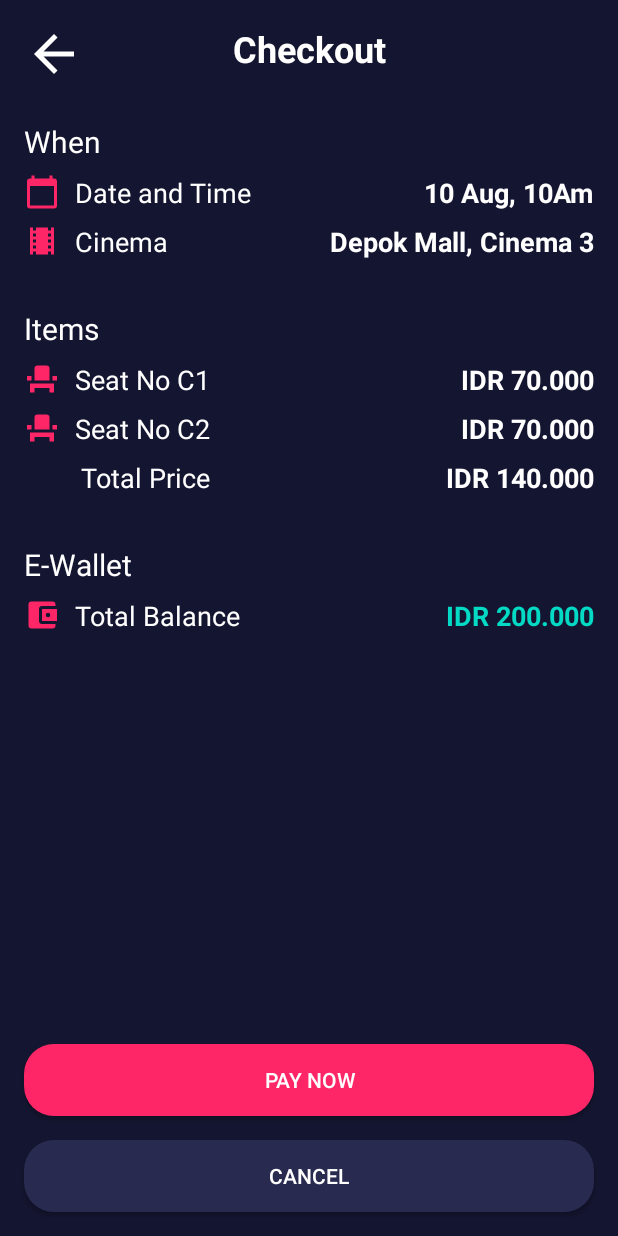
After one commit to tirwanda/tirwanda-mov, an Android app: the layout activity_checkout.xml on its own in the app's theme, with its tools: preview values and no code run, on a phone screen of 412 x 824 dp. The commit adds this screen. Run offline under Robolectric (Android 15) with nearby library versions, the phone set to English and light mode, and no system bars.

Commit message:
Create Checkout Page

```diff
--- a/app/src/main/AndroidManifest.xml
+++ b/app/src/main/AndroidManifest.xml
@@ -11,9 +11,9 @@
         android:theme="@style/Theme.Bwamov">
         <activity android:name=".DetailActivity" />
         <activity android:name=".HomeActivity" />
-        <activity android:name=".SignUpActivity" />
-        <activity android:name=".SignUpPhotoProfileActivity" />
-        <activity android:name=".SignInActivity" />
+        <activity android:name=".sign.SignUpActivity" />
+        <activity android:name=".sign.SignUpPhotoProfileActivity" />
+        <activity android:name=".sign.SignInActivity" />
         <activity android:name=".onBoarding.OnBoardingOneActivity" />
         <activity android:name=".onBoarding.OnBoardingTwoActivity" />
         <activity android:name=".onBoarding.OnBoardingThreeActivity" />
--- a/app/src/main/java/com/tirwanda/bwa_mov/SignInActivity.kt
+++ /dev/null
@@ -1,11 +0,0 @@
-package com.tirwanda.bwa_mov
-
-import androidx.appcompat.app.AppCompatActivity
-import android.os.Bundle
-
-class SignInActivity : AppCompatActivity() {
-    override fun onCreate(savedInstanceState: Bundle?) {
-        super.onCreate(savedInstanceState)
-        setContentView(R.layout.activity_sign_in)
-    }
-}
--- a/app/src/main/java/com/tirwanda/bwa_mov/SignUpPhotoProfileActivity.kt
+++ b/app/src/main/java/com/tirwanda/bwa_mov/sign/SignInActivity.kt
@@ -1,11 +1,12 @@
-package com.tirwanda.bwa_mov
+package com.tirwanda.bwa_mov.sign
 
 import androidx.appcompat.app.AppCompatActivity
 import android.os.Bundle
+import com.tirwanda.bwa_mov.R
 
-class SignUpPhotoProfileActivity : AppCompatActivity() {
+class SignInActivity : AppCompatActivity() {
     override fun onCreate(savedInstanceState: Bundle?) {
         super.onCreate(savedInstanceState)
-        setContentView(R.layout.activity_sign_up_photo_profile)
+        setContentView(R.layout.activity_sign_in)
     }
 }
--- a/app/src/main/java/com/tirwanda/bwa_mov/SignUpActivity.kt
+++ b/app/src/main/java/com/tirwanda/bwa_mov/sign/SignUpActivity.kt
@@ -1,7 +1,8 @@
-package com.tirwanda.bwa_mov
+package com.tirwanda.bwa_mov.sign
 
 import androidx.appcompat.app.AppCompatActivity
 import android.os.Bundle
+import com.tirwanda.bwa_mov.R
 
 class SignUpActivity : AppCompatActivity() {
     override fun onCreate(savedInstanceState: Bundle?) {
--- /dev/null
+++ b/app/src/main/java/com/tirwanda/bwa_mov/sign/SignUpPhotoProfileActivity.kt
@@ -0,0 +1,12 @@
+package com.tirwanda.bwa_mov.sign
+
+import androidx.appcompat.app.AppCompatActivity
+import android.os.Bundle
+import com.tirwanda.bwa_mov.R
+
+class SignUpPhotoProfileActivity : AppCompatActivity() {
+    override fun onCreate(savedInstanceState: Bundle?) {
+        super.onCreate(savedInstanceState)
+        setContentView(R.layout.activity_sign_up_photo_profile)
+    }
+}
--- /dev/null
+++ b/app/src/main/res/drawable/ic_calendar.xml
@@ -0,0 +1,9 @@
+<vector xmlns:android="http://schemas.android.com/apk/res/android"
+    android:width="24dp"
+    android:height="24dp"
+    android:viewportWidth="24"
+    android:viewportHeight="24">
+  <path
+      android:pathData="M20,3L19,3L19,1L17,1L17,3L7,3L7,1L5,1L5,3L4,3A2.006,2.006 0,0 0,2 5L2,21a2.006,2.006 0,0 0,2 2L20,23a2.006,2.006 0,0 0,2 -2L22,5A2.006,2.006 0,0 0,20 3ZM20,21L4,21L4,8L20,8Z"
+      android:fillColor="#ff2667"/>
+</vector>
--- /dev/null
+++ b/app/src/main/res/drawable/ic_movies.xml
@@ -0,0 +1,9 @@
+<vector xmlns:android="http://schemas.android.com/apk/res/android"
+    android:width="24dp"
+    android:height="24dp"
+    android:viewportWidth="24"
+    android:viewportHeight="24">
+  <path
+      android:pathData="M18,3L18,5L16,5L16,3L8,3L8,5L6,5L6,3L4,3L4,21L6,21L6,19L8,19v2h8L16,19h2v2h2L20,3ZM8,17L6,17L6,15L8,15ZM8,13L6,13L6,11L8,11ZM8,9L6,9L6,7L8,7ZM18,17L16,17L16,15h2ZM18,13L16,13L16,11h2ZM18,9L16,9L16,7h2Z"
+      android:fillColor="#ff2667"/>
+</vector>
--- /dev/null
+++ b/app/src/main/res/drawable/ic_seat.xml
@@ -0,0 +1,12 @@
+<vector xmlns:android="http://schemas.android.com/apk/res/android"
+    android:width="24dp"
+    android:height="24dp"
+    android:viewportWidth="24"
+    android:viewportHeight="24">
+  <group>
+    <clip-path android:pathData="M0,0H24V24H0Z M 0,0"/>
+    <path
+        android:pathData="M4,18v3L7,21L7,18L17,18v3h3L20,15L4,15ZM19,10h3v3L19,13ZM2,10L5,10v3L2,13ZM17,13L7,13L7,5A2.006,2.006 0,0 1,9 3h6a2.006,2.006 0,0 1,2 2Z"
+        android:fillColor="#ff2667"/>
+  </group>
+</vector>
--- /dev/null
+++ b/app/src/main/res/drawable/ic_total_balance.xml
@@ -0,0 +1,9 @@
+<vector xmlns:android="http://schemas.android.com/apk/res/android"
+    android:width="24dp"
+    android:height="24dp"
+    android:viewportWidth="24"
+    android:viewportHeight="24">
+  <path
+      android:pathData="M21,18v1a2.006,2.006 0,0 1,-2 2L5,21a2,2 0,0 1,-2 -2L3,5A2,2 0,0 1,5 3L19,3a2.006,2.006 0,0 1,2 2L21,6L12,6a2,2 0,0 0,-2 2v8a2,2 0,0 0,2 2ZM12,16L22,16L22,8L12,8ZM16,13.5A1.5,1.5 0,1 1,17.5 12,1.5 1.5,0 0,1 16,13.5Z"
+      android:fillColor="#ff2667"/>
+</vector>
--- /dev/null
+++ b/app/src/main/res/layout/activity_checkout.xml
@@ -0,0 +1,260 @@
+<?xml version="1.0" encoding="utf-8"?>
+<androidx.constraintlayout.widget.ConstraintLayout xmlns:android="http://schemas.android.com/apk/res/android"
+    xmlns:app="http://schemas.android.com/apk/res-auto"
+    xmlns:tools="http://schemas.android.com/tools"
+    android:layout_width="match_parent"
+    android:layout_height="match_parent"
+    android:background="@color/color_dark_blue"
+    tools:context=".onBoarding.OnBoardingOneActivity">
+
+    <TextView
+        android:id="@+id/tvItems"
+        android:layout_width="wrap_content"
+        android:layout_height="wrap_content"
+        android:layout_marginStart="16dp"
+        android:layout_marginTop="32dp"
+        android:text="@string/items"
+        android:textColor="@color/color_white"
+        android:textSize="20sp"
+        app:layout_constraintStart_toStartOf="parent"
+        app:layout_constraintTop_toBottomOf="@+id/tvCinema" />
+
+    <TextView
+        android:id="@+id/tvEWallet"
+        android:layout_width="wrap_content"
+        android:layout_height="wrap_content"
+        android:layout_marginStart="16dp"
+        android:layout_marginTop="32dp"
+        android:text="@string/e_wallet"
+        android:textColor="@color/color_white"
+        android:textSize="20sp"
+        app:layout_constraintStart_toStartOf="parent"
+        app:layout_constraintTop_toBottomOf="@+id/tvTotalPrice" />
+
+    <TextView
+        android:id="@+id/tvSeat1"
+        android:layout_width="wrap_content"
+        android:layout_height="wrap_content"
+        android:layout_marginStart="16dp"
+        android:layout_marginTop="8dp"
+        android:drawablePadding="10dp"
+        android:text="@string/seat_no_c1"
+        android:textColor="@color/color_white"
+        android:textSize="18sp"
+        app:drawableLeftCompat="@drawable/ic_seat"
+        app:layout_constraintStart_toStartOf="parent"
+        app:layout_constraintTop_toBottomOf="@+id/tvItems" />
+
+    <TextView
+        android:id="@+id/tvSeat2"
+        android:layout_width="wrap_content"
+        android:layout_height="wrap_content"
+        android:layout_marginStart="16dp"
+        android:layout_marginTop="8dp"
+        android:drawablePadding="10dp"
+        android:text="@string/seat_no_c2"
+        android:textColor="@color/color_white"
+        android:textSize="18sp"
+        app:drawableLeftCompat="@drawable/ic_seat"
+        app:layout_constraintStart_toStartOf="parent"
+        app:layout_constraintTop_toBottomOf="@+id/tvSeat1" />
+
+    <TextView
+        android:id="@+id/tvTotalBalance"
+        android:layout_width="wrap_content"
+        android:layout_height="wrap_content"
+        android:layout_marginStart="16dp"
+        android:layout_marginTop="8dp"
+        android:drawablePadding="10dp"
+        android:text="@string/total_balance"
+        android:textColor="@color/color_white"
+        android:textSize="18sp"
+        app:drawableLeftCompat="@drawable/ic_total_balance"
+        app:layout_constraintStart_toStartOf="parent"
+        app:layout_constraintTop_toBottomOf="@+id/tvEWallet" />
+
+    <TextView
+        android:id="@+id/tvPriceSeat1"
+        android:layout_width="wrap_content"
+        android:layout_height="wrap_content"
+        android:layout_marginEnd="16dp"
+        android:text="@string/idr_70_000"
+        android:textColor="@color/color_white"
+        android:textSize="18sp"
+        android:textStyle="bold"
+        app:layout_constraintEnd_toEndOf="parent"
+        app:layout_constraintTop_toTopOf="@+id/tvSeat1" />
+
+    <TextView
+        android:id="@+id/tvPriceSeat2"
+        android:layout_width="wrap_content"
+        android:layout_height="wrap_content"
+        android:layout_marginTop="8dp"
+        android:layout_marginEnd="16dp"
+        android:text="@string/idr_70_000"
+        android:textColor="@color/color_white"
+        android:textSize="18sp"
+        android:textStyle="bold"
+        app:layout_constraintEnd_toEndOf="parent"
+        app:layout_constraintTop_toBottomOf="@+id/tvPriceSeat1" />
+
+    <TextView
+        android:id="@+id/tvCheckout"
+        android:layout_width="0dp"
+        android:layout_height="wrap_content"
+        android:layout_marginTop="16dp"
+        android:layout_marginEnd="16dp"
+        android:gravity="center"
+        android:text="@string/checkout"
+        android:textColor="@color/color_white"
+        android:textSize="24sp"
+        android:textStyle="bold"
+        app:layout_constraintEnd_toEndOf="parent"
+        app:layout_constraintStart_toStartOf="@+id/imageView2"
+        app:layout_constraintTop_toTopOf="parent" />
+
+    <androidx.appcompat.widget.AppCompatButton
+        android:id="@+id/btnPayNow"
+        android:layout_width="match_parent"
+        android:layout_height="wrap_content"
+        android:layout_marginStart="16dp"
+        android:layout_marginEnd="16dp"
+        android:layout_marginBottom="16dp"
+        android:background="@drawable/shape_rectangle_pink"
+        android:text="@string/pay_now"
+        android:textColor="@color/color_white"
+        app:layout_constraintBottom_toTopOf="@+id/btnCancel"
+        app:layout_constraintEnd_toEndOf="parent"
+        app:layout_constraintHorizontal_bias="1.0"
+        app:layout_constraintStart_toStartOf="parent"
+        tools:ignore="TextContrastCheck,DuplicateSpeakableTextCheck" />
+
+    <androidx.appcompat.widget.AppCompatButton
+        android:id="@+id/btnCancel"
+        android:layout_width="match_parent"
+        android:layout_height="wrap_content"
+        android:layout_marginStart="16dp"
+        android:layout_marginEnd="16dp"
+        android:layout_marginBottom="16dp"
+        android:background="@drawable/shape_rectangle_blue_grey"
+        android:text="@string/cancel"
+        android:textColor="@color/color_white"
+        app:layout_constraintBottom_toBottomOf="parent"
+        app:layout_constraintEnd_toEndOf="parent"
+        app:layout_constraintHorizontal_bias="0.0"
+        app:layout_constraintStart_toStartOf="parent"
+        tools:ignore="TextContrastCheck,DuplicateSpeakableTextCheck" />
+
+    <ImageView
+        android:id="@+id/imageView2"
+        android:layout_width="40dp"
+        android:layout_height="40dp"
+        android:layout_marginStart="16dp"
+        android:layout_marginTop="16dp"
+        android:contentDescription="@string/back"
+        app:layout_constraintStart_toStartOf="parent"
+        app:layout_constraintTop_toTopOf="parent"
+        app:srcCompat="@drawable/ic_baseline_arrow_white_24" />
+
+    <TextView
+        android:id="@+id/textView3"
+        android:layout_width="wrap_content"
+        android:layout_height="wrap_content"
+        android:layout_marginStart="16dp"
+        android:layout_marginTop="32dp"
+        android:text="@string/when"
+        android:textColor="@color/color_white"
+        android:textSize="20sp"
+        app:layout_constraintStart_toStartOf="parent"
+        app:layout_constraintTop_toBottomOf="@+id/tvCheckout" />
+
+    <TextView
+        android:id="@+id/tvDateAndTime"
+        android:layout_width="wrap_content"
+        android:layout_height="wrap_content"
+        android:layout_marginStart="16dp"
+        android:layout_marginTop="8dp"
+        android:drawablePadding="10dp"
+        android:text="@string/date_and_time"
+        android:textColor="@color/color_white"
+        android:textSize="18sp"
+        app:layout_constraintStart_toStartOf="parent"
+        app:layout_constraintTop_toBottomOf="@+id/textView3"
+        app:drawableLeftCompat="@drawable/ic_calendar" />
+
+    <TextView
+        android:id="@+id/tvCinema"
+        android:layout_width="wrap_content"
+        android:layout_height="wrap_content"
+        android:layout_marginStart="16dp"
+        android:layout_marginTop="8dp"
+        android:drawablePadding="10dp"
+        android:text="@string/cinema"
+        android:textColor="@color/color_white"
+        android:textSize="18sp"
+        app:layout_constraintStart_toStartOf="parent"
+        app:layout_constraintTop_toBottomOf="@+id/tvDateAndTime"
+        app:drawableLeftCompat="@drawable/ic_movies" />
+
+    <TextView
+        android:id="@+id/tvTotalBalanceNumber"
+        android:layout_width="wrap_content"
+        android:layout_height="wrap_content"
+        android:layout_marginEnd="16dp"
+        android:text="@string/idr_200_000"
+        android:textColor="@color/teal_200"
+        android:textSize="18sp"
+        android:textStyle="bold"
+        app:layout_constraintEnd_toEndOf="parent"
+        app:layout_constraintTop_toTopOf="@+id/tvTotalBalance" />
+
+    <TextView
+        android:id="@+id/tvScheduleDate"
+        android:layout_width="wrap_content"
+        android:layout_height="wrap_content"
+        android:layout_marginEnd="16dp"
+        android:text="@string/_10_aug_10am"
+        android:textColor="@color/color_white"
+        android:textSize="18sp"
+        android:textStyle="bold"
+        app:layout_constraintEnd_toEndOf="parent"
+        app:layout_constraintTop_toTopOf="@+id/tvDateAndTime" />
+
+    <TextView
+        android:id="@+id/textView7"
+        android:layout_width="wrap_content"
+        android:layout_height="wrap_content"
+        android:layout_marginTop="8dp"
+        android:layout_marginEnd="16dp"
+        android:text="@string/depok_mall_cinema_3"
+        android:textColor="@color/color_white"
+        android:textSize="18sp"
+        android:textStyle="bold"
+        app:layout_constraintEnd_toEndOf="parent"
+        app:layout_constraintTop_toBottomOf="@+id/tvScheduleDate" />
+
+    <TextView
+        android:id="@+id/tvTotalPrice"
+        android:layout_width="wrap_content"
+        android:layout_height="wrap_content"
+        android:layout_marginTop="8dp"
+        android:text="@string/total_price"
+        android:textColor="@color/color_white"
+        android:textSize="18sp"
+        app:layout_constraintEnd_toEndOf="@+id/tvSeat2"
+        app:layout_constraintTop_toBottomOf="@+id/tvSeat2" />
+
+    <TextView
+        android:id="@+id/tvTotalPriceNumber"
+        android:layout_width="wrap_content"
+        android:layout_height="wrap_content"
+        android:layout_marginTop="8dp"
+        android:layout_marginEnd="16dp"
+        android:text="@string/idr_140_000"
+        android:textColor="@color/color_white"
+        android:textSize="18sp"
+        android:textStyle="bold"
+        app:layout_constraintEnd_toEndOf="parent"
+        app:layout_constraintTop_toBottomOf="@+id/tvPriceSeat2" />
+
+</androidx.constraintlayout.widget.ConstraintLayout>
--- a/app/src/main/res/values/strings.xml
+++ b/app/src/main/res/values/strings.xml
@@ -39,4 +39,21 @@
     <string name="a">A</string>
     <string name="booked">Booked</string>
     <string name="selected">Selected</string>
+    <string name="checkout">Checkout</string>
+    <string name="pay_now">Pay Now</string>
+    <string name="cancel">Cancel</string>
+    <string name="when">When</string>
+    <string name="date_and_time">Date and Time</string>
+    <string name="cinema">Cinema</string>
+    <string name="_10_aug_10am">10 Aug, 10Am</string>
+    <string name="depok_mall_cinema_3">Depok Mall, Cinema 3</string>
+    <string name="idr_70_000">IDR 70.000</string>
+    <string name="seat_no_c2">Seat No C2</string>
+    <string name="seat_no_c1">Seat No C1</string>
+    <string name="items">Items</string>
+    <string name="total_price">Total Price</string>
+    <string name="idr_140_000">IDR 140.000</string>
+    <string name="e_wallet">E-Wallet</string>
+    <string name="total_balance">Total Balance</string>
+    <string name="idr_200_000">IDR 200.000</string>
 </resources>
```
